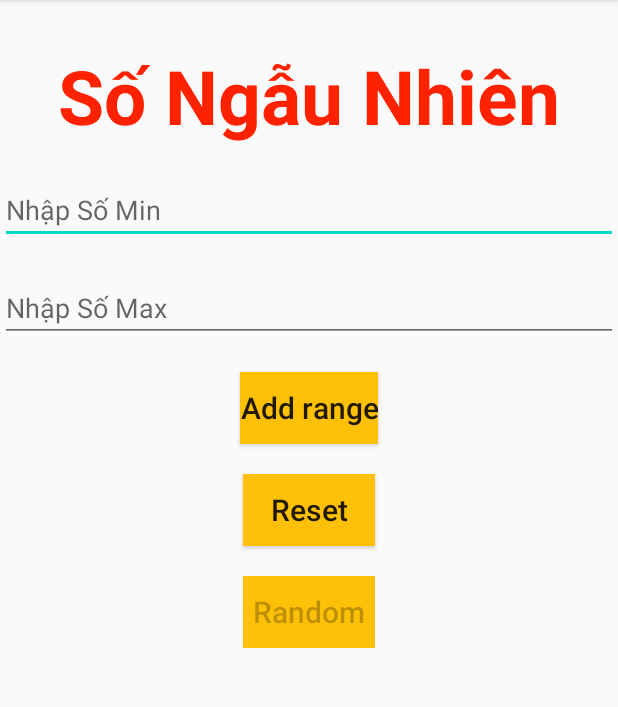
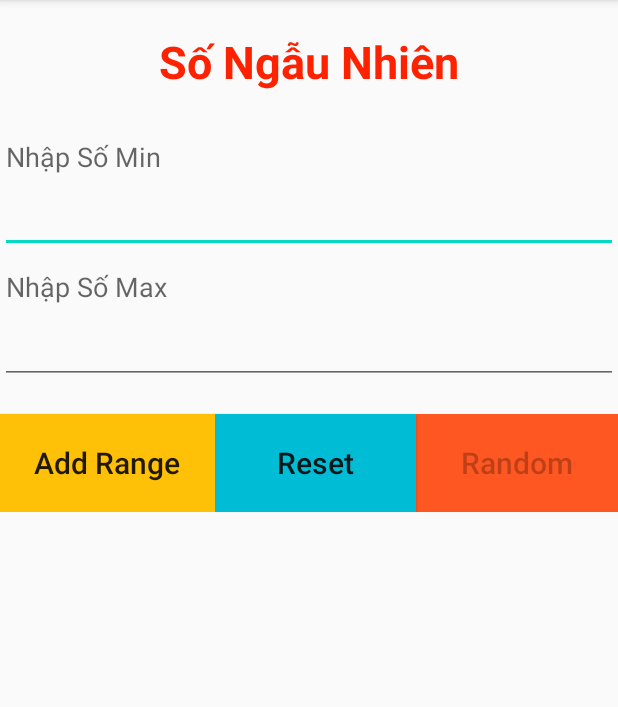
Before and after one commit to chuminhly/GameLoto, an Android app: the screen it shows after launch (MainActivity), on a phone screen of 412 x 824 dp, the part 84-791 px from its top. Run offline under Robolectric (Android 15) with nearby library versions, the phone set to English and light mode, and no system bars.

Commit message:
L4 Custome View

```diff
--- a/app/src/main/res/layout/activity_main.xml
+++ b/app/src/main/res/layout/activity_main.xml
@@ -5,21 +5,27 @@
     android:layout_width="match_parent"
     android:layout_height="match_parent"
     android:orientation="vertical"
+    android:layout_weight="9"
     tools:context=".MainActivity">
+    <LinearLayout
+        android:layout_weight="3"
+        android:weightSum="3"
+        android:orientation="vertical"
+        android:layout_width="match_parent"
+        android:layout_height="match_parent">
         <TextView
-        android:layout_marginTop="30dp"
+            android:layout_weight="1"
             android:textStyle="bold"
             android:textColor="#ff20"
-        android:textSize="50dp"
+            android:textSize="30dp"
             android:gravity="center"
             android:text="Số Ngẫu Nhiên"
             android:layout_width="match_parent"
             android:layout_height="wrap_content"/>
-
         <EditText
+            android:layout_weight="1"
             android:id="@+id/edtSoMin"
-        android:layout_marginTop="20dp"
-        android:maxLength="3"
+            android:maxLength="5"
             android:textColor="#0022FF"
             android:inputType="number"
             android:gravity="left"
@@ -27,52 +33,65 @@
             android:layout_width="match_parent"
             android:layout_height="wrap_content"/>
         <EditText
+            android:layout_weight="1"
             android:id="@+id/edtSoMax"
-        android:layout_marginTop="20dp"
             android:inputType="number"
             android:gravity="left"
             android:hint="Nhập Số Max"
             android:layout_width="match_parent"
             android:layout_height="wrap_content"/>
+    </LinearLayout>
+    <LinearLayout
+        android:layout_weight="4"
+        android:orientation="horizontal"
+        android:weightSum="3"
+        android:layout_width="match_parent"
+        android:layout_height="match_parent">
         <Button
+            android:layout_weight="1"
             android:id="@+id/btnAddrang"
             android:layout_marginTop="20dp"
             android:background="#FFC107"
             android:textAllCaps="false"
-        android:text="Add range"
+            android:text="Add Range"
             android:textSize="20dp"
-        android:layout_gravity="center"
             android:layout_width="wrap_content"
-        android:layout_height="wrap_content"/>
+            android:layout_height="match_parent"/>
         <Button
+            android:layout_weight="1"
             android:id="@+id/btnReset"
             android:layout_marginTop="20dp"
-        android:background="#FFC107"
+            android:background="#00BCD4"
             android:textAllCaps="false"
             android:text="Reset"
             android:textSize="20dp"
-        android:layout_gravity="center"
             android:layout_width="wrap_content"
-        android:layout_height="wrap_content"/>
+            android:layout_height="match_parent"/>
         <Button
+            android:layout_weight="1"
             android:id="@+id/btnRandom"
             android:layout_marginTop="20dp"
-        android:background="#FFC107"
+            android:background="#FF5722"
             android:textAllCaps="false"
+
             android:text="Random"
             android:textSize="20dp"
-        android:layout_gravity="center"
             android:layout_width="wrap_content"
-        android:layout_height="wrap_content"/>
+            android:layout_height="match_parent"/>
+    </LinearLayout>
+    <LinearLayout
+        android:layout_weight="2"
+        android:layout_width="match_parent"
+        android:layout_height="match_parent">
         <TextView
             android:id="@+id/tvResult"
             android:text=""
-            android:maxLines="5"
+            android:maxLines="10"
             android:textSize="30dp"
             android:requiresFadingEdge="vertical"
             android:scrollbars="vertical"
             android:layout_width="match_parent"
             android:layout_height="match_parent"/>
-
+    </LinearLayout>
 
 </LinearLayout>
```
Lines whose indentation alone changed are shown as unchanged.
